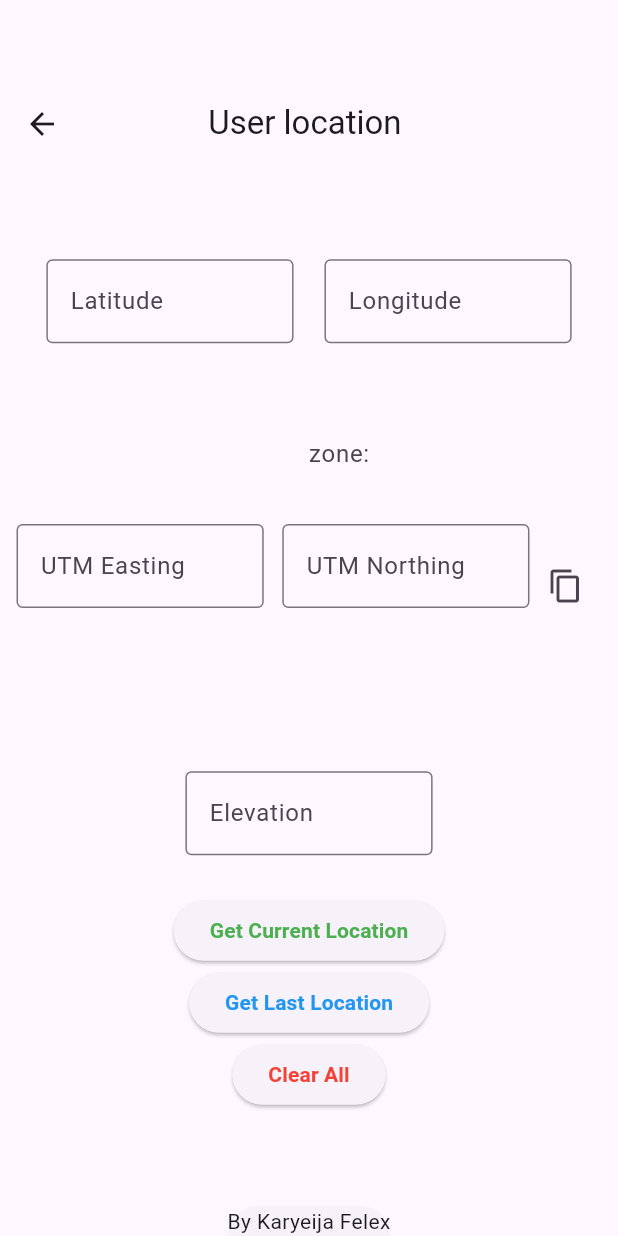
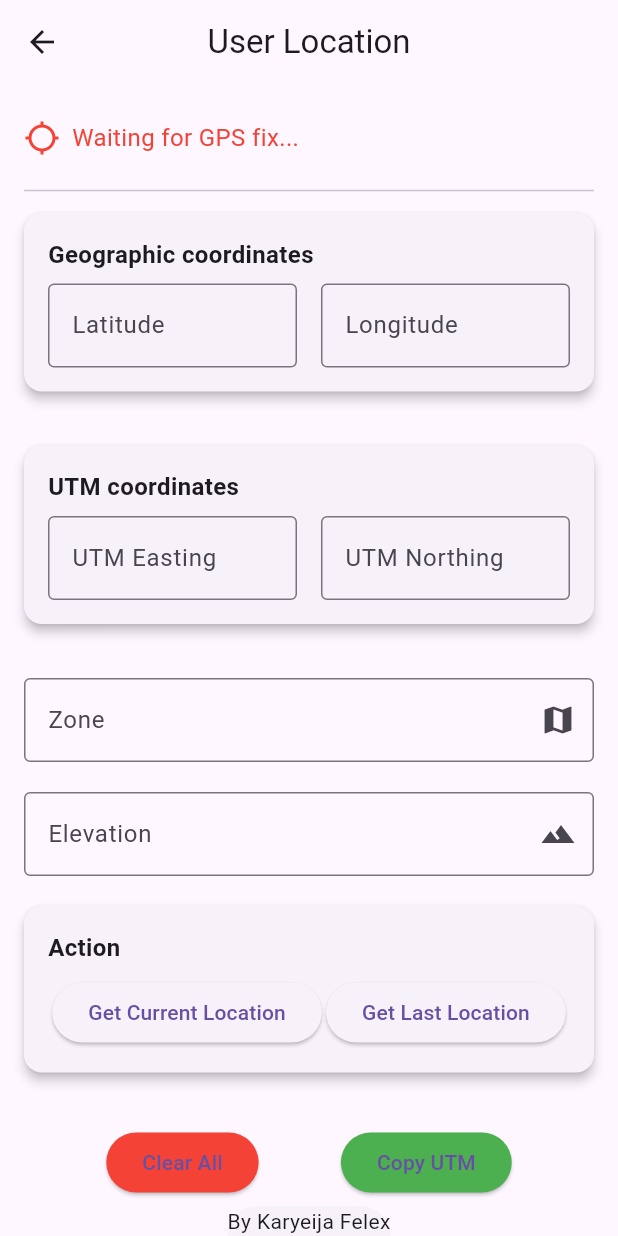
Before and after one commit to karyeija/final_year_project, a Flutter app: the GeoLocation screen opened directly, on a phone screen of 412 x 824 dp. Run offline on Flutter 3.47's test engine with Material 3 defaults, Android fonts, the phone set to English and light mode, and no system bars; our stand-ins replace connectivity_plus, csv, geolocator, location, pdf, printing and 1 more; missing offline and left inert: flutter_inappwebview, utm.

Commit message:
progress updates

```diff
--- a/lib/geolocation.dart
+++ b/lib/geolocation.dart
@@ -1,4 +1,3 @@
-// import 'dart:math';
 import 'package:flutter/material.dart';
 import 'package:geolocator/geolocator.dart';
 import 'package:flutter/services.dart';
@@ -14,7 +13,7 @@ class MyApp extends StatelessWidget {
   @override
   Widget build(BuildContext context) {
     return MaterialApp(
-      title: 'GeoLocation and UTM Conversion ',
+      title: 'GeoLocation and UTM Conversion',
       theme: ThemeData(
         primarySwatch: Colors.blue,
       ),
@@ -39,26 +38,22 @@ class _GeoLocationState extends State<GeoLocation> {
   final TextEditingController _utmEastingController = TextEditingController();
   final TextEditingController _zoneController = TextEditingController();
   final TextEditingController _altitudeController = TextEditingController();
+  final TextEditingController _accuracyController = TextEditingController();
+
   Map<String, dynamic>? utmResult;
   bool isLoading = false;
+  bool _hasGpsFix = false;
+  String _gpsStatus = 'Waiting for GPS fix...';
 
   Future<void> convertToUtm() async {
     double? latitude = double.tryParse(_latController.text);
     double? longitude = double.tryParse(_longController.text);
-    // double? altitude = double.tryParse(_altitudeController.text);
-
-    // _altitudeController.text = getElevation() as String;
-    // _altitudeController.text = (await getElevation())?.toString() ?? '0.0';
 
     if (latitude != null && longitude != null) {
       utmResult = convertLatLngToUtm(latitude, longitude, 3);
-// 7.92069999999876
-//  160.070500000007
       _utmNorthingController.text = (utmResult!['northing']).toString();
-
       _utmEastingController.text = (utmResult!['easting']).toString();
       _zoneController.text = utmResult!['zone'].toString();
-
       setState(() {});
     } else {
       utmResult = null;
@@ -66,55 +61,97 @@ class _GeoLocationState extends State<GeoLocation> {
     }
   }
 
-  _showSnackBar(String message, Color color) {
+  void _showSnackBar(String message, Color color) {
     ScaffoldMessenger.of(context).showSnackBar(
       SnackBar(
-        content: Text(message),
+        content: Row(
+          children: [
+            Icon(
+              color == Colors.green ? Icons.check_circle : Icons.error,
+              color: Colors.white,
+            ),
+            const SizedBox(width: 8),
+            Expanded(child: Text(message)),
+          ],
+        ),
         backgroundColor: color,
+        duration: const Duration(seconds: 3),
       ),
     );
   }
 
-  _getCurrentLocation() async {
+  Future<void> _getCurrentLocation() async {
     setState(() {
       isLoading = true;
+      _gpsStatus = 'Waiting for GPS fix...';
+      _hasGpsFix = false;
     });
 
     try {
       bool serviceEnabled = await Geolocator.isLocationServiceEnabled();
       if (!serviceEnabled) {
-        _showSnackBar('Location services are disabled.', Colors.red);
+        _gpsStatus = 'Location services are disabled.';
+        _showSnackBar(_gpsStatus, Colors.red);
         return;
       }
+
       LocationPermission permission = await Geolocator.checkPermission();
       if (permission == LocationPermission.denied) {
         permission = await Geolocator.requestPermission();
         if (permission == LocationPermission.denied) {
-          _showSnackBar('Location permissions are denied', Colors.red);
+          _gpsStatus = 'Location permissions are denied.';
+          _showSnackBar(_gpsStatus, Colors.red);
           return;
         }
       }
 
       if (permission == LocationPermission.deniedForever) {
-        _showSnackBar(
-            'Location permissions are permanently denied, we cannot request permissions.',
-            Colors.red);
+        _gpsStatus =
+            'Location permissions are permanently denied. Unable to proceed.';
+        _showSnackBar(_gpsStatus, Colors.red);
         return;
       }
 
       Position position = await Geolocator.getCurrentPosition(
-          locationSettings: LocationSettings(accuracy: LocationAccuracy.best));
+          locationSettings: const LocationSettings(
+              accuracy: LocationAccuracy.best,
+              timeLimit: Duration(seconds: 10)));
 
       _latController.text = '${position.latitude}';
       _longController.text = '${position.longitude}';
       _altitudeController.text =
           (position.altitude + 12.6400000000001).toStringAsFixed(0);
+      _accuracyController.text = '${position.accuracy.toStringAsFixed(2)} m';
 
       convertToUtm();
+      setState(() {
+        // Update the accuracy controller with the new position accuracy
+        _accuracyController.text = '${position.accuracy.toStringAsFixed(2)} m';
+
+        // Parse the updated accuracy for further processing
+        final accuracy = double.tryParse(position.accuracy.toStringAsFixed(2));
+
+        if (accuracy != null) {
+          if (accuracy < 5) {
+            _gpsStatus =
+                'GPS Fix acquired! at ${_accuracyController.text} good';
+          } else {
+            _gpsStatus =
+                'GPS Fix acquired! at ${_accuracyController.text}, poor';
+          }
+          _hasGpsFix = true;
+        } else {
+          _gpsStatus = 'Invalid GPS accuracy value';
+          _hasGpsFix = false;
+        }
+      });
 
       _showSnackBar(
           'Coordinates updated: ${position.latitude}, ${position.longitude}',
           Colors.green);
+    } catch (e) {
+      _gpsStatus = 'Error: Unable to get GPS fix.';
+      _showSnackBar(_gpsStatus, Colors.red);
     } finally {
       setState(() {
         isLoading = false;
@@ -122,36 +159,17 @@ class _GeoLocationState extends State<GeoLocation> {
     }
   }
 
-  _getLastLocation() async {
+  Future<void> _getLastLocation() async {
     setState(() {
       isLoading = true;
+      _gpsStatus = 'Fetching last known location...';
     });
 
     try {
-      bool serviceEnabled = await Geolocator.isLocationServiceEnabled();
-      if (!serviceEnabled) {
-        _showSnackBar('Location services are disabled.', Colors.red);
-        return;
-      }
-      LocationPermission permission = await Geolocator.checkPermission();
-      if (permission == LocationPermission.denied) {
-        permission = await Geolocator.requestPermission();
-        if (permission == LocationPermission.denied) {
-          _showSnackBar('Location permissions are denied', Colors.red);
-          return;
-        }
-      }
-
-      if (permission == LocationPermission.deniedForever) {
-        _showSnackBar(
-            'Location permissions are permanently denied, we cannot request permissions.',
-            Colors.red);
-        return;
-      }
-
       Position? position = await Geolocator.getLastKnownPosition();
       if (position == null) {
-        _showSnackBar('No location data available.', Colors.red);
+        _gpsStatus = 'No last known location available.';
+        _showSnackBar(_gpsStatus, Colors.red);
         return;
       }
 
@@ -159,6 +177,11 @@ class _GeoLocationState extends State<GeoLocation> {
       _longController.text = '${position.longitude}';
       _altitudeController.text = '${position.altitude}';
       convertToUtm();
+
+      setState(() {
+        _gpsStatus = 'Last known location retrieved.';
+        _hasGpsFix = true;
+      });
 
       _showSnackBar(
           'Last known coordinates: ${position.latitude}, ${position.longitude}',
@@ -170,16 +193,17 @@ class _GeoLocationState extends State<GeoLocation> {
     }
   }
 
-  _clearAll() async {
-    _utmEastingController.text = '';
-    _utmNorthingController.text = '';
-    _latController.text = '';
-    _longController.text = '';
-    _zoneController.text = '';
-    _altitudeController.text = '';
+  void _clearAll() {
+    _utmEastingController.clear();
+    _utmNorthingController.clear();
+    _latController.clear();
+    _longController.clear();
+    _zoneController.clear();
+    _altitudeController.clear();
+    _showSnackBar('Successfully cleared', Colors.green);
   }
 
-  _copyUTM() async {
+  void _copyUTM() {
     if (_utmEastingController.text.isEmpty ||
         _utmNorthingController.text.isEmpty) {
       _showSnackBar('Coordinates are empty, cannot copy.', Colors.red);
@@ -192,182 +216,179 @@ class _GeoLocationState extends State<GeoLocation> {
     _showSnackBar('UTM coordinates copied to clipboard.', Colors.green);
   }
 
-  @override
-  Widget build(BuildContext context) {
-    double pageWidth = MediaQuery.sizeOf(context).width;
-    double txtFieldHeight = pageWidth * 0.2;
-
-    return Scaffold(
-      appBar: AppBar(
-        toolbarHeight: MediaQuery.sizeOf(context).height * 0.2,
-        title: const Text(
-          'User location ',
-          overflow: TextOverflow.ellipsis,
-        ),
-        centerTitle: true,
-      ),
-      bottomSheet: const Text('By Karyeija Felex'),
-      body: SingleChildScrollView(
-        child: Center(
+  Widget _buildSection({required String title, required Widget child}) {
+    return Card(
+      margin: const EdgeInsets.only(bottom: 16),
+      elevation: 3,
+      child: Padding(
+        padding: const EdgeInsets.all(16),
         child: Column(
+          crossAxisAlignment: CrossAxisAlignment.start,
           children: [
-              if (isLoading)
-                const LinearProgressIndicator(), // Show progress bar if loading
-              Padding(
-                padding: const EdgeInsets.all(8.0),
-                child: SafeArea(
-                  child: SingleChildScrollView(
-                    child: Center(
-                      child: Column(
-                        mainAxisAlignment: MainAxisAlignment.center,
-                        children: [
-                          // Latitude and Longitude Input Fields
-                          Center(
-                            child: Row(
-                              mainAxisAlignment: MainAxisAlignment.center,
-                              children: [
-                                SizedBox(
-                                  width: MediaQuery.sizeOf(context).width / 2.5,
-                                  // width: txtFieldWidth,
-                                  height: txtFieldHeight,
-                                  child: TextField(
-                                    keyboardType:
-                                        const TextInputType.numberWithOptions(),
-                                    controller: _latController,
-                                    decoration: const InputDecoration(
-                                      border: OutlineInputBorder(),
-                                      labelText: 'Latitude',
+            Text(
+              title,
+              style: const TextStyle(
+                fontSize: 16,
+                fontWeight: FontWeight.bold,
               ),
             ),
+            const SizedBox(height: 8),
+            child,
+          ],
         ),
-                                SizedBox(width: pageWidth * 0.05),
-                                SizedBox(
-                                  width: MediaQuery.sizeOf(context).width / 2.5,
-                                  height: txtFieldHeight,
-                                  child: TextField(
-                                    keyboardType:
-                                        const TextInputType.numberWithOptions(),
-                                    controller: _longController,
-                                    decoration: const InputDecoration(
-                                      border: OutlineInputBorder(),
-                                      labelText: 'Longitude',
+      ),
+    );
+  }
+
+  Widget _buildInputField({
+    required String label,
+    required TextEditingController controller,
+    bool readOnly = false,
+    IconData? icon,
+  }) {
+    return TextField(
+      controller: controller,
+      readOnly: readOnly,
+      decoration: InputDecoration(
+        labelText: label,
+        border: const OutlineInputBorder(),
+        suffixIcon: icon != null ? Icon(icon) : null,
+      ),
+    );
+  }
+
+  Widget _buildGpsStatusIndicator() {
+    return Padding(
+      padding: const EdgeInsets.symmetric(vertical: 8.0),
+      child: Row(
+        children: [
+          Icon(
+            _hasGpsFix ? Icons.gps_fixed : Icons.gps_not_fixed,
+            color: _hasGpsFix ? Colors.green : Colors.red,
+          ),
+          const SizedBox(width: 8),
+          Expanded(
+            child: Text(
+              _gpsStatus,
+              style: TextStyle(
+                fontSize: 16,
+                color: _hasGpsFix ? Colors.green : Colors.red,
               ),
             ),
           ),
         ],
       ),
+    );
+  }
+
+  @override
+  Widget build(BuildContext context) {
+    return Scaffold(
+      appBar: AppBar(
+        title: const Text('User Location'),
+        centerTitle: true,
+      ),
+      bottomSheet: const Text('By Karyeija Felex'),
+      body: SingleChildScrollView(
+        padding: const EdgeInsets.all(16.0),
+        child: Column(
+          children: [
+            if (isLoading) const Center(child: CircularProgressIndicator()),
+            _buildGpsStatusIndicator(),
+            const Divider(height: 30),
+            _buildSection(
+                title: 'Geographic coordinates',
+                child: Row(
+                  children: [
+                    Expanded(
+                      child: _buildInputField(
+                        label: 'Latitude',
+                        controller: _latController,
+                      ),
+                    ),
+                    const SizedBox(width: 16),
+                    Expanded(
+                      child: _buildInputField(
+                        label: 'Longitude',
+                        controller: _longController,
+                      ),
+                    ),
+                  ],
+                )),
+            const SizedBox(height: 20),
+            _buildSection(
+                title: 'UTM coordinates',
+                child: Row(
+                  children: [
+                    Expanded(
+                      child: _buildInputField(
+                        label: 'UTM Easting',
+                        controller: _utmEastingController,
+                        readOnly: true,
+                      ),
+                    ),
+                    const SizedBox(width: 16),
+                    Expanded(
+                      child: _buildInputField(
+                        label: 'UTM Northing',
+                        controller: _utmNorthingController,
+                        readOnly: true,
+                      ),
+                    ),
+                  ],
+                )),
+            const SizedBox(height: 20),
+            _buildInputField(
+              label: 'Zone',
+              controller: _zoneController,
+              readOnly: true,
+              icon: Icons.map,
             ),
             const SizedBox(height: 20),
-
-                          // UTM Output Fields
-                          Column(
-                            crossAxisAlignment: CrossAxisAlignment.center,
+            _buildInputField(
+              label: 'Elevation',
+              controller: _altitudeController,
+              readOnly: true,
+              icon: Icons.terrain,
+            ),
+            const SizedBox(height: 20),
+            _buildSection(
+              child: Row(
+                mainAxisAlignment: MainAxisAlignment.spaceEvenly,
                 children: [
-                              SizedBox(
-                                // width: txtFieldWidth,
-                                height: txtFieldHeight * 0.9,
-                                width: pageWidth / 2.5,
-                                child: TextField(
-                                  textAlignVertical:
-                                      const TextAlignVertical(y: 0),
-                                  textAlign: TextAlign.center,
-                                  readOnly: true,
-                                  controller: _zoneController,
-                                  decoration: const InputDecoration(
-                                    border: InputBorder.none,
-                                    prefixText: 'zone:',
-                                    hintText: 'zone:',
+                  ElevatedButton(
+                    onPressed: _getCurrentLocation,
+                    child: const Text('Get Current Location'),
                   ),
+                  ElevatedButton(
+                    onPressed: _getLastLocation,
+                    child: const Text('Get Last Location'),
                   ),
+                ],
               ),
+              title: 'Action',
+            ),
+            const SizedBox(height: 20),
             Row(
-                                mainAxisAlignment: MainAxisAlignment.center,
+              mainAxisAlignment: MainAxisAlignment.spaceEvenly,
               children: [
-                                  SizedBox(
-                                    // width:
-                                    width: pageWidth / 2.5,
-                                    height: txtFieldHeight,
-                                    child: TextField(
-                                      readOnly: true,
-                                      controller: _utmEastingController,
-                                      decoration: const InputDecoration(
-                                        border: OutlineInputBorder(),
-                                        labelText: 'UTM Easting',
+                ElevatedButton(
+                  onPressed: _clearAll,
+                  style: ElevatedButton.styleFrom(
+                    backgroundColor: Colors.red,
                   ),
+                  child: const Text('Clear All'),
                 ),
+                ElevatedButton(
+                  onPressed: _copyUTM,
+                  style: ElevatedButton.styleFrom(
+                    backgroundColor: Colors.green,
                   ),
-                                  SizedBox(width: pageWidth * 0.03),
-                                  SizedBox(
-                                    width: pageWidth / 2.5,
-                                    height: txtFieldHeight,
-                                    child: TextField(
-                                      readOnly: true,
-                                      controller: _utmNorthingController,
-                                      decoration: const InputDecoration(
-                                        border: OutlineInputBorder(),
-                                        labelText: 'UTM Northing',
+                  child: const Text('Copy UTM'),
                 ),
-                                    ),
-                                  ),
-                                  IconButton(
-                                    onPressed: _copyUTM,
-                                    icon: const Icon(Icons.copy),
-                                  )
               ],
             ),
           ],
-                          ),
-                          SizedBox(
-                              height: MediaQuery.sizeOf(context).height * 0.1),
-                          SizedBox(width: pageWidth * 0.03),
-                          SizedBox(
-                            width: pageWidth / 2.5,
-                            height: txtFieldHeight,
-                            child: TextField(
-                              readOnly: true,
-                              controller: _altitudeController,
-                              decoration: const InputDecoration(
-                                border: OutlineInputBorder(),
-                                labelText: 'Elevation',
-                              ),
-                            ),
-                          ),
-                          // Location Buttons
-                          ElevatedButton(
-                            onPressed: _getCurrentLocation,
-                            child: const Text(
-                              'Get Current Location',
-                              style: TextStyle(
-                                  fontWeight: FontWeight.bold,
-                                  color: Colors.green),
-                            ),
-                          ),
-                          ElevatedButton(
-                            onPressed: _getLastLocation,
-                            child: const Text(
-                              'Get Last Location',
-                              style: TextStyle(
-                                  fontWeight: FontWeight.bold,
-                                  color: Colors.blue),
-                            ),
-                          ),
-                          ElevatedButton(
-                            onPressed: _clearAll,
-                            child: const Text(
-                              'Clear All',
-                              style: TextStyle(
-                                  fontWeight: FontWeight.bold,
-                                  color: Colors.red),
-                            ),
-                          ),
-                        ],
-                      ),
-                    ),
-                  ),
-                ),
-              ),
-            ],
-          ),
         ),
       ),
     );
--- a/lib/main.dart
+++ b/lib/main.dart
@@ -1,5 +1,5 @@
 import 'package:flutter/material.dart';
-import 'package:test/test_home.dart';
+import 'package:test/home.dart';
 
 void main() {
   WidgetsFlutterBinding.ensureInitialized();
```
Also changed, not shown: lib/chart.dart (+19 -10 lines), lib/home.dart (renamed from lib/test_home.dart, +103 -97 lines), lib/report.dart (renamed from lib/share_test.dart, +45 -2 lines). Lines whose indentation alone changed are shown as unchanged.
